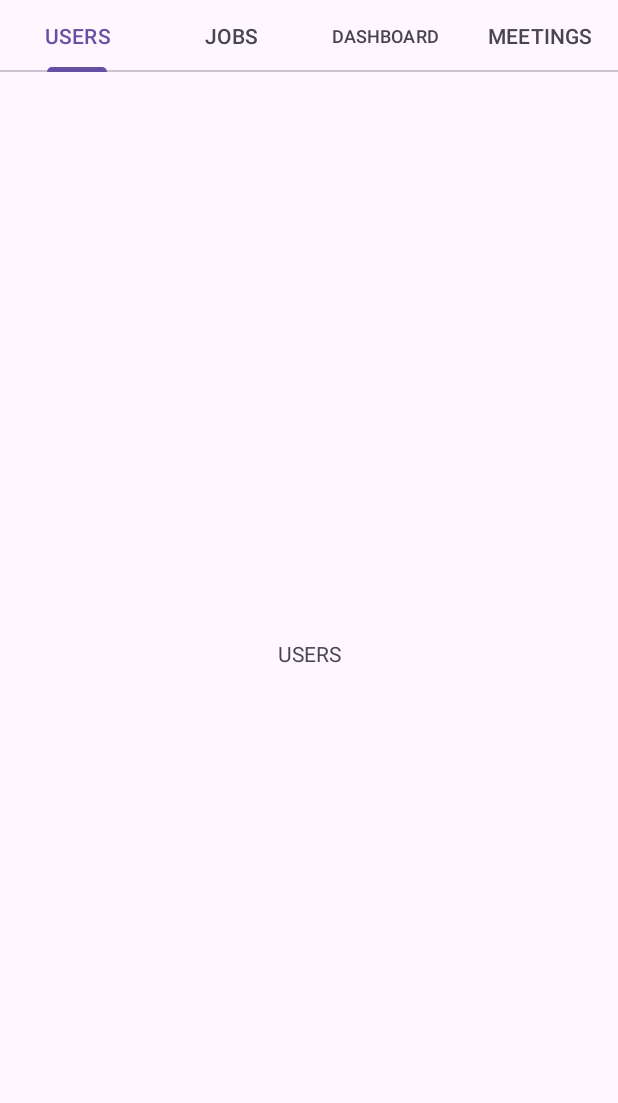
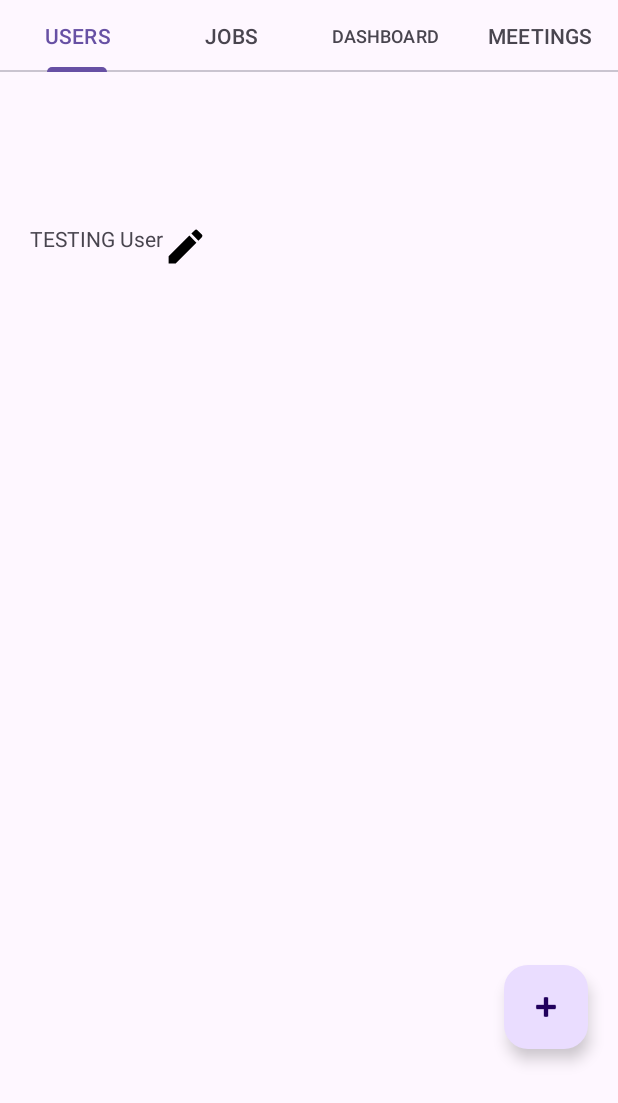
Before and after one commit to s0heil20/TimeSync, an Android app: the screen it shows after launch (GroupDetailedMenuActivity), on a phone screen of 412 x 824 dp. Shown: the top 1103 px of the screen. Run offline under Robolectric (Android 15) with nearby library versions, the phone set to English and light mode, and no system bars.

Commit message:
add users list menu

```diff
--- a/app/src/main/java/edu/sharif/timesync/groupDetailedMenu/GroupDetailedMenuActivity.java
+++ b/app/src/main/java/edu/sharif/timesync/groupDetailedMenu/GroupDetailedMenuActivity.java
@@ -2,6 +2,7 @@ package edu.sharif.timesync.groupDetailedMenu;
 
 import android.content.Intent;
 import android.os.Bundle;
+import android.widget.Toast;
 
 import androidx.appcompat.app.AppCompatActivity;
 import androidx.fragment.app.FragmentPagerAdapter;
@@ -12,7 +13,7 @@ import com.google.android.material.tabs.TabLayout;
 import edu.sharif.timesync.R;
 import edu.sharif.timesync.groupListMenu.GroupListMenuActivity;
 
-public class GroupDetailedMenuActivity extends AppCompatActivity {
+public class GroupDetailedMenuActivity extends AppCompatActivity implements UsernameDialog.UsernameDialogListener {
 
     private TabLayout tabLayout;
     private ViewPager viewPager;
@@ -35,4 +36,10 @@ public class GroupDetailedMenuActivity extends AppCompatActivity {
 
         // startActivity(new Intent(this, GroupListMenuActivity.class));
     }
+
+    @Override
+    public void addUser(String username) {
+        // TODO add user!
+        Toast.makeText(getBaseContext(), "ADDED " + username, Toast.LENGTH_SHORT).show();
+    }
 }
--- /dev/null
+++ b/app/src/main/java/edu/sharif/timesync/groupDetailedMenu/JobListItem.java
@@ -0,0 +1,4 @@
+package edu.sharif.timesync.groupDetailedMenu;
+
+public class JobListItem {
+}
--- /dev/null
+++ b/app/src/main/java/edu/sharif/timesync/groupDetailedMenu/JobsFragmentAdapter.java
@@ -0,0 +1,4 @@
+package edu.sharif.timesync.groupDetailedMenu;
+
+public class JobsFragmentAdapter {
+}
--- /dev/null
+++ b/app/src/main/java/edu/sharif/timesync/groupDetailedMenu/UserListItem.java
@@ -0,0 +1,13 @@
+package edu.sharif.timesync.groupDetailedMenu;
+
+public class UserListItem {
+    String username;
+
+    public UserListItem(String username) {
+        this.username = username;
+    }
+
+    public String getUsername() {
+        return username;
+    }
+}
--- a/app/src/main/java/edu/sharif/timesync/groupDetailedMenu/UsersFragment.java
+++ b/app/src/main/java/edu/sharif/timesync/groupDetailedMenu/UsersFragment.java
@@ -2,17 +2,35 @@ package edu.sharif.timesync.groupDetailedMenu;
 
 import android.os.Bundle;
 
+import androidx.annotation.NonNull;
+import androidx.annotation.Nullable;
 import androidx.fragment.app.Fragment;
+import androidx.recyclerview.widget.LinearLayoutManager;
+import androidx.recyclerview.widget.RecyclerView;
 
 import android.view.LayoutInflater;
 import android.view.View;
 import android.view.ViewGroup;
+import android.widget.Toast;
+
+import com.google.android.material.floatingactionbutton.FloatingActionButton;
+
+import java.util.ArrayList;
+import java.util.List;
 
 import edu.sharif.timesync.R;
+import edu.sharif.timesync.entity.Group;
+import edu.sharif.timesync.entity.User;
+import edu.sharif.timesync.groupListMenu.GroupListAdapter;
+import edu.sharif.timesync.groupListMenu.GroupListItem;
+import edu.sharif.timesync.groupListMenu.GroupNameDialog;
 
 
-public class UsersFragment extends Fragment {
+public class UsersFragment extends Fragment  {
 
+    private RecyclerView recyclerView;
+    private FloatingActionButton floatingActionButton;
+    private UsersFragmentAdapter adapter;
 
     @Override
     public View onCreateView(LayoutInflater inflater, ViewGroup container,
@@ -20,4 +38,39 @@ public class UsersFragment extends Fragment {
         // Inflate the layout for this fragment
         return inflater.inflate(R.layout.fragment_users, container, false);
     }
+
+    @Override
+    public void onViewCreated(View view,Bundle savedInstanceState) {
+        super.onViewCreated(view, savedInstanceState);
+
+        recyclerView = view.findViewById(R.id.usersListRecyclerView);
+        floatingActionButton = view.findViewById(R.id.floatingActionButtonUsersListMenu);
+
+        configureFloatingActionButton(view);
+
+        addUserToRecyclerView(new ArrayList<>());
+    }
+
+    private void configureFloatingActionButton(View view){
+        floatingActionButton.setOnClickListener(new View.OnClickListener() {
+            @Override
+            public void onClick(View v) {
+                // TODO!
+                Toast.makeText(getContext(),"CLICKED ON FLOAT!",Toast.LENGTH_SHORT).show();
+                UsernameDialog dialog = new UsernameDialog();
+                dialog.show(getChildFragmentManager(), "create dialog!");
+            }
+        });
+    }
+
+    private void addUserToRecyclerView(List<User> userList) {
+        // TODO!
+        List<UserListItem> items = new ArrayList<>();
+        items.add(new UserListItem("TESTING User"));
+        recyclerView.setLayoutManager(new LinearLayoutManager(getContext()));
+        adapter = new UsersFragmentAdapter(getContext(), items, false);
+        recyclerView.setAdapter(adapter);
+    }
+
+
 }
--- /dev/null
+++ b/app/src/main/java/edu/sharif/timesync/groupDetailedMenu/UsersFragmentAdapter.java
@@ -0,0 +1,41 @@
+package edu.sharif.timesync.groupDetailedMenu;
+
+import android.content.Context;
+import android.view.LayoutInflater;
+import android.view.View;
+import android.view.ViewGroup;
+
+import androidx.annotation.NonNull;
+import androidx.recyclerview.widget.RecyclerView;
+
+import java.util.List;
+
+import edu.sharif.timesync.R;
+
+
+public class UsersFragmentAdapter extends RecyclerView.Adapter<UsersFragmentViewHolder> {
+    private Context context;
+    private List<UserListItem> items;
+
+
+    public UsersFragmentAdapter(Context context, List<UserListItem> items, boolean isLeader) {
+        this.context = context;
+        this.items = items;
+    }
+
+    @Override
+    public UsersFragmentViewHolder onCreateViewHolder(ViewGroup parent, int viewType) {
+        return new UsersFragmentViewHolder(LayoutInflater.from(context).inflate(R.layout.item_users_list_menu, parent, false));
+    }
+
+    @Override
+    public void onBindViewHolder(UsersFragmentViewHolder holder, int position) {
+        holder.usernameTextView.setText(items.get(position).getUsername());
+        // TODO hide image if leader!
+    }
+
+    @Override
+    public int getItemCount() {
+        return items.size();
+    }
+}
--- /dev/null
+++ b/app/src/main/java/edu/sharif/timesync/groupDetailedMenu/UsersFragmentViewHolder.java
@@ -0,0 +1,32 @@
+package edu.sharif.timesync.groupDetailedMenu;
+
+import android.content.Context;
+import android.view.LayoutInflater;
+import android.view.View;
+import android.view.ViewGroup;
+import android.widget.ImageView;
+import android.widget.RelativeLayout;
+import android.widget.TextView;
+
+import androidx.annotation.NonNull;
+import androidx.recyclerview.widget.RecyclerView;
+
+import java.util.List;
+
+import edu.sharif.timesync.R;
+import edu.sharif.timesync.groupListMenu.GroupListItem;
+import edu.sharif.timesync.groupListMenu.GroupListViewHolder;
+import edu.sharif.timesync.groupListMenu.SelectGroupListItemInterface;
+
+public class UsersFragmentViewHolder extends RecyclerView.ViewHolder {
+    public ImageView isLeaderImageView;
+    public TextView usernameTextView;
+    public RelativeLayout mainLayout;
+
+    public UsersFragmentViewHolder(View itemView) {
+        super(itemView);
+        isLeaderImageView = itemView.findViewById(R.id.isLeaderIconUsersMenu);
+        usernameTextView = itemView.findViewById(R.id.usernameUsersListMenu);
+        mainLayout = itemView.findViewById(R.id.usersListItemLayout);
+    }
+}
--- a/app/src/main/res/layout/activity_group_detailed_menu.xml
+++ b/app/src/main/res/layout/activity_group_detailed_menu.xml
@@ -43,6 +43,7 @@
         app:layout_constraintBottom_toBottomOf="parent"
         app:layout_constraintEnd_toEndOf="parent"
         app:layout_constraintHorizontal_bias="0.5"
+        android:layout_marginTop="50dp"
         app:layout_constraintTop_toBottomOf="@id/mainTabLayout"
         app:layout_constraintStart_toStartOf="parent" />
 </androidx.constraintlayout.widget.ConstraintLayout>
--- a/app/src/main/res/layout/fragment_users.xml
+++ b/app/src/main/res/layout/fragment_users.xml
@@ -1,15 +1,35 @@
 <?xml version="1.0" encoding="utf-8"?>
 <FrameLayout xmlns:android="http://schemas.android.com/apk/res/android"
     xmlns:tools="http://schemas.android.com/tools"
+    xmlns:app="http://schemas.android.com/apk/res-auto"
     android:layout_width="match_parent"
     android:layout_height="match_parent"
     tools:context=".groupDetailedMenu.UsersFragment">
 
-    <!-- TODO: Update blank fragment layout -->
-    <TextView
+    <RelativeLayout
         android:layout_width="match_parent"
-        android:layout_height="match_parent"
-        android:text="USERS"
-        android:gravity="center"/>
+        android:layout_height="match_parent">
+
+        <com.google.android.material.floatingactionbutton.FloatingActionButton
+            android:id="@+id/floatingActionButtonUsersListMenu"
+            android:layout_width="wrap_content"
+            android:layout_height="wrap_content"
+            android:clickable="true"
+            android:layout_alignRight="@id/usersListRecyclerView"
+            android:layout_alignBottom="@id/usersListRecyclerView"
+            app:srcCompat="@android:drawable/ic_input_add" />
+
+        <androidx.recyclerview.widget.RecyclerView
+            android:id="@+id/usersListRecyclerView"
+            android:layout_width="match_parent"
+            android:layout_height="550dp"
+            android:layout_marginStart="20dp"
+            android:layout_marginTop="100dp"
+            android:layout_marginEnd="20dp"
+            android:paddingBottom="20dp"
+            >
+
+        </androidx.recyclerview.widget.RecyclerView>
+    </RelativeLayout>
 
 </FrameLayout>
--- /dev/null
+++ b/app/src/main/res/layout/item_users_list_menu.xml
@@ -0,0 +1,29 @@
+<?xml version="1.0" encoding="utf-8"?>
+<RelativeLayout xmlns:android="http://schemas.android.com/apk/res/android"
+    android:id="@+id/usersListItemLayout"
+    xmlns:app="http://schemas.android.com/apk/res-auto"
+    xmlns:tools="http://schemas.android.com/tools"
+    android:layout_width="match_parent"
+    android:layout_height="wrap_content"
+    tools:context=".MainActivity">
+
+    <TextView
+        android:text="@string/default_filler"
+        android:id="@+id/usernameUsersListMenu"
+        android:layout_width="wrap_content"
+        android:layout_height="wrap_content"
+        />
+
+
+
+    <ImageView
+        android:text="@string/default_filler"
+        android:id="@+id/isLeaderIconUsersMenu"
+        android:layout_width="30dp"
+        android:layout_height="30dp"
+        android:layout_toEndOf="@id/usernameUsersListMenu"
+        app:srcCompat="@drawable/group_leader_edit_access"/>
+
+
+
+</RelativeLayout>
```
Also changed, not shown: app/src/main/java/edu/sharif/timesync/groupDetailedMenu/UsernameDialog.java (added, +62 -0 lines), app/src/main/res/layout/dialog_username.xml (added, +18 -0 lines).
